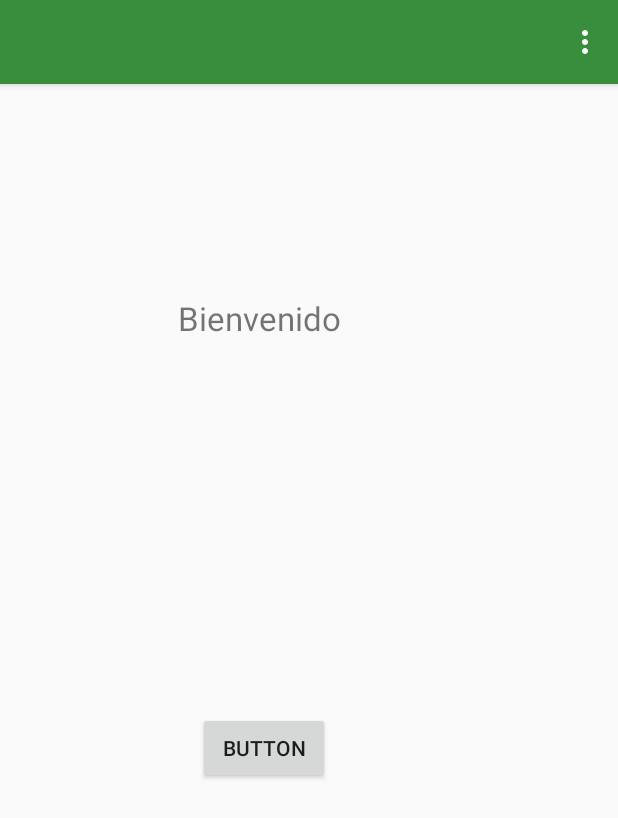
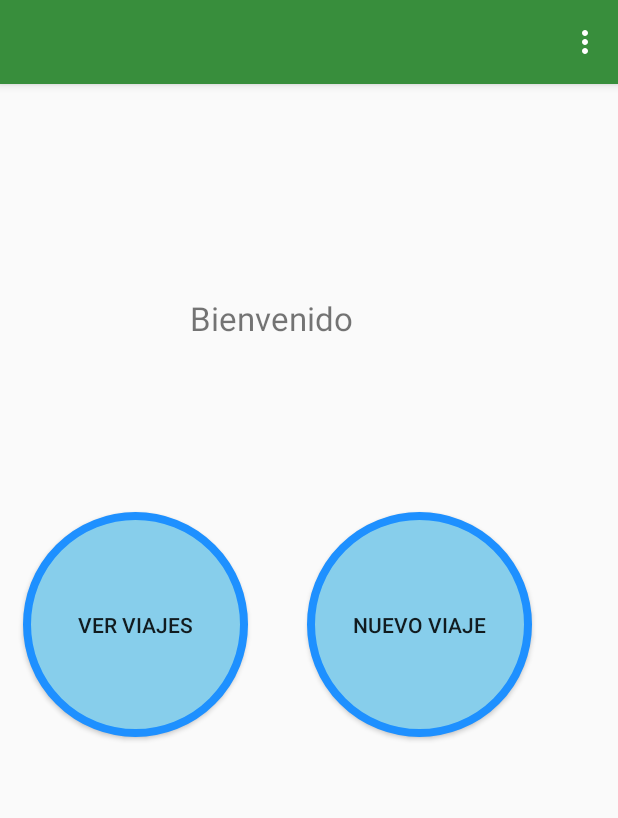
Before and after one commit to PaxMower/MyApplication, an Android app: the screen it shows after launch once a user with an empty profile is signed in (MenuActivity), on a phone screen of 412 x 824 dp. Shown: the top 818 px of the screen. Run offline under Robolectric (Android 15) with nearby library versions, the phone set to English and light mode, and no system bars; our stand-ins replace Firebase (no records; nobody signed in at launch, a user with empty details on screens opened directly).

Commit message:
Botón logout en el menu de la toolbar operativo.
Ver como rellenar el fondo de MenuActivity

Añadir efectos a los botones

Añadir cadenas de texto desde strings.xml

Añadir colores desde colors.xml

```diff
--- a/app/src/main/java/com/casa/myapplication/MenuActivity.java
+++ b/app/src/main/java/com/casa/myapplication/MenuActivity.java
@@ -3,23 +3,18 @@ package com.casa.myapplication;
 import android.content.Intent;
 import android.os.Bundle;
 import android.support.v7.app.AppCompatActivity;
-import android.support.v7.widget.Toolbar;
 import android.view.Menu;
 import android.view.MenuInflater;
 import android.view.MenuItem;
-import android.view.View;
-import android.widget.Button;
 import android.widget.TextView;
 import android.widget.Toast;
 
 import com.google.firebase.auth.FirebaseAuth;
 import com.google.firebase.auth.FirebaseUser;
 
-public class MenuActivity extends AppCompatActivity implements View.OnClickListener {
+public class MenuActivity extends AppCompatActivity{
 
-    private Button mSalir;
     private TextView mUserData;
-    private Toolbar toolbar;
 
     private FirebaseAuth mFirebaseAuth = FirebaseAuth.getInstance();
     private FirebaseUser mFirebaseUser = mFirebaseAuth.getCurrentUser();
@@ -32,27 +27,11 @@ public class MenuActivity extends AppCompatActivity implements View.OnClickListe
         //mFirebaseAuth = FirebaseAuth.getInstance();
         //mFirebaseUser = mFirebaseAuth.getCurrentUser();
 
-        if(mFirebaseAuth.getCurrentUser() == null ){
-            finish();
-            startActivity(new Intent(this, LoginActivity.class));
-        }
 
-        mSalir = (Button) findViewById(R.id.exitButton);
+
         mUserData = (TextView) findViewById(R.id.userDataField);
 
         mUserData.setText("Bienvenido "+ mFirebaseUser.getEmail());
-        mSalir.setOnClickListener(this);
-    }
-
-    @Override
-    public void onClick(View v) {
-
-        if(v == mSalir){
-            mFirebaseAuth.signOut();
-            finish();
-            startActivity(new Intent(MenuActivity.this, LoginActivity.class));
-        }
-
     }
 
     @Override
--- /dev/null
+++ b/app/src/main/res/drawable/circle_button.xml
@@ -0,0 +1,10 @@
+<?xml version="1.0" encoding="utf-8"?>
+<selector xmlns:android="http://schemas.android.com/apk/res/android">
+    <item>
+        <shape android:shape="oval">
+            <stroke android:color="#1E90FF" android:width="5dp" />
+            <solid android:color="#87CEEB"/>
+            <size android:width="150dp" android:height="150dp"/>
+        </shape>
+    </item>
+</selector>
--- a/app/src/main/res/layout/activity_menu.xml
+++ b/app/src/main/res/layout/activity_menu.xml
@@ -7,8 +7,8 @@
     tools:context="com.casa.myapplication.MenuActivity">
 
     <RelativeLayout
-        android:layout_width="352dp"
-        android:layout_height="608dp"
+        android:layout_width="368dp"
+        android:layout_height="495dp"
         tools:layout_editor_absoluteX="8dp"
         tools:layout_editor_absoluteY="8dp">
 
@@ -23,25 +23,31 @@
             android:textSize="22dp" />
 
         <Button
-            android:id="@+id/exitButton"
-            android:layout_width="match_parent"
-            android:layout_height="wrap_content"
+            android:id="@+id/orders"
+            android:layout_width="150dp"
+            android:layout_height="150dp"
+            android:text="Nuevo viaje"
+            android:background="@drawable/circle_button"
+            android:padding="15dp"
+            android:layout_alignBaseline="@+id/travels"
+            android:layout_alignBottom="@+id/travels"
+            android:layout_alignParentRight="true"
+            android:layout_alignParentEnd="true"
+            android:layout_marginRight="13dp"
+            android:layout_marginEnd="13dp" />
+        <Button
+            android:id="@+id/travels"
+            android:layout_width="150dp"
+            android:layout_height="150dp"
+            android:text="Ver viajes"
+            android:background="@drawable/circle_button"
+            android:padding="15dp"
             android:layout_alignParentBottom="true"
             android:layout_alignParentLeft="true"
             android:layout_alignParentStart="true"
-            android:layout_marginBottom="63dp"
-            android:text="Salir"
-            android:visibility="gone"
-            tools:layout_editor_absoluteX="8dp"
-            tools:layout_editor_absoluteY="229dp" />
-
-        <Button
-            android:layout_width="wrap_content"
-            android:layout_height="wrap_content"
-            android:layout_alignParentBottom="true"
-            android:layout_centerHorizontal="true"
-            android:layout_marginBottom="141dp"
-            android:text="Button" />
+            android:layout_marginLeft="15dp"
+            android:layout_marginStart="15dp"
+            android:layout_marginBottom="60dp" />
 
     </RelativeLayout>
 
```
